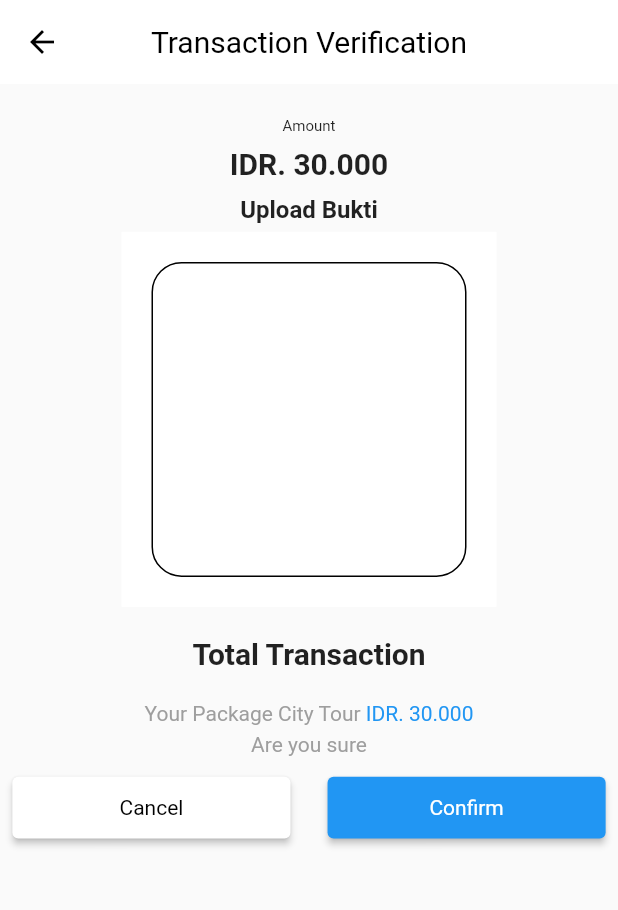
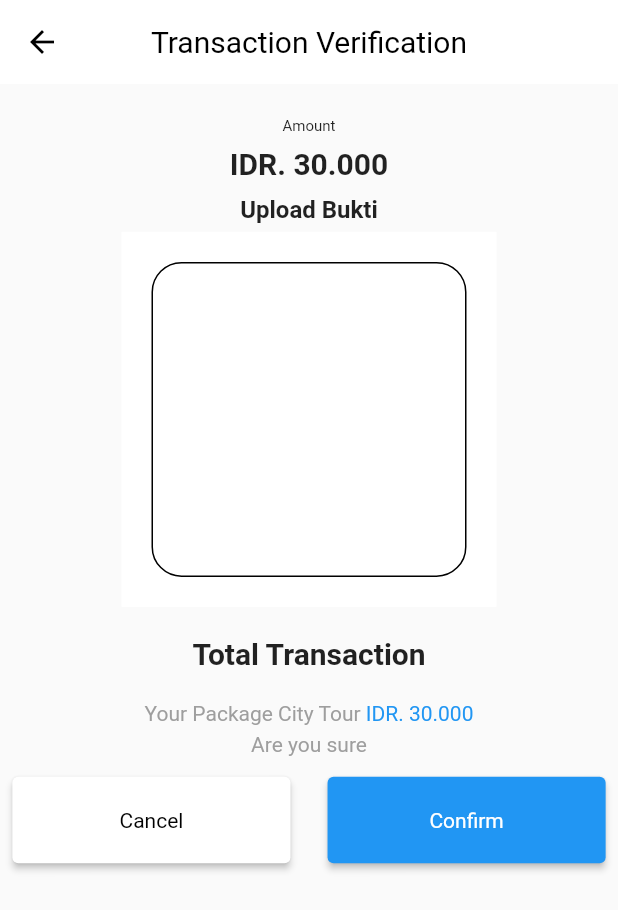
Before and after one commit to the-batu-ride/frond_end_rental, a Flutter app: the screen it shows after launch, on a phone screen of 412 x 824 dp. Shown: the top 910 px of the screen. Run offline on Flutter 3.47's test engine with Material 2 defaults, Android fonts, the phone set to English and light mode, and no system bars.

Commit message:
bug ukuran by khamal

```diff
--- a/lib/transaction_vertification.dart
+++ b/lib/transaction_vertification.dart
@@ -79,7 +79,7 @@ class transactionVertification extends StatelessWidget {
                 margin: EdgeInsets.all(MediaQuery.of(context).size.width * 0.02),
                  child: SizedBox(
                      width: MediaQuery.of(context).size.width * 0.45,
-                     height: MediaQuery.of(context).size.width * 0.1,
+                     height: MediaQuery.of(context).size.height * 0.07,
                      child: ElevatedButton(
                        onPressed: () {},
                        child: Text("Cancel"),
@@ -94,7 +94,7 @@ class transactionVertification extends StatelessWidget {
               margin: EdgeInsets.all(MediaQuery.of(context).size.width * 0.02),
                child: SizedBox(
                    width: MediaQuery.of(context).size.width * 0.45,
-                   height: MediaQuery.of(context).size.width * 0.1,
+                   height: MediaQuery.of(context).size.height * 0.07,
                    child: ElevatedButton(
                        onPressed: () {}, child: Text("Confirm"))),
              ),
```
